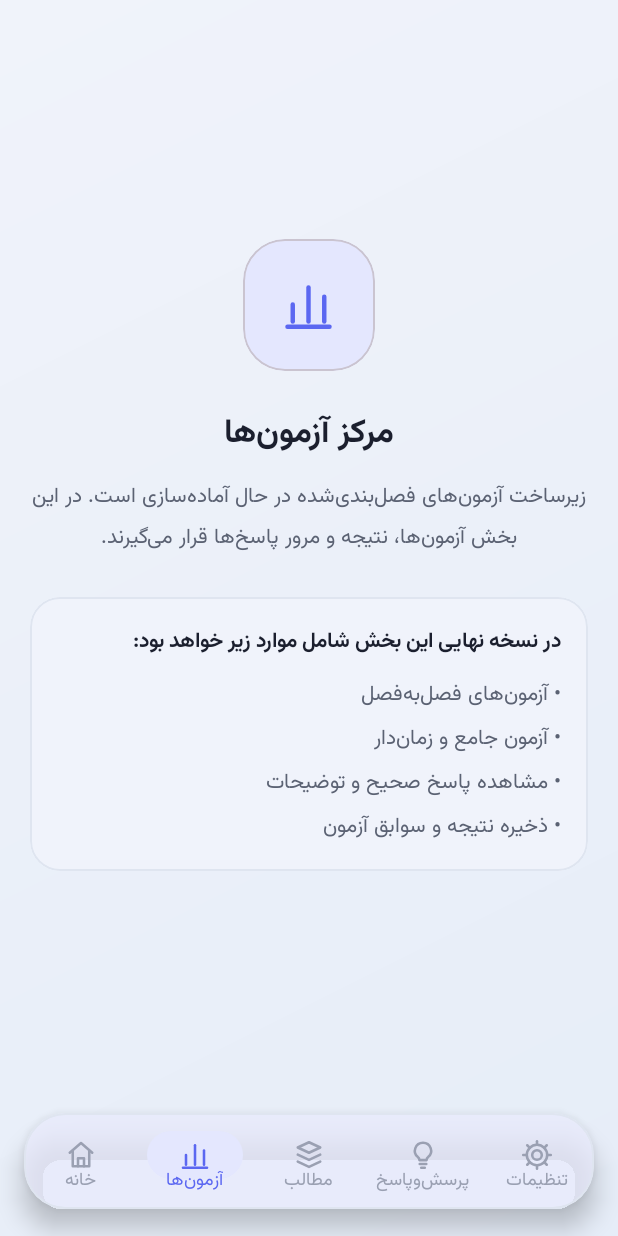
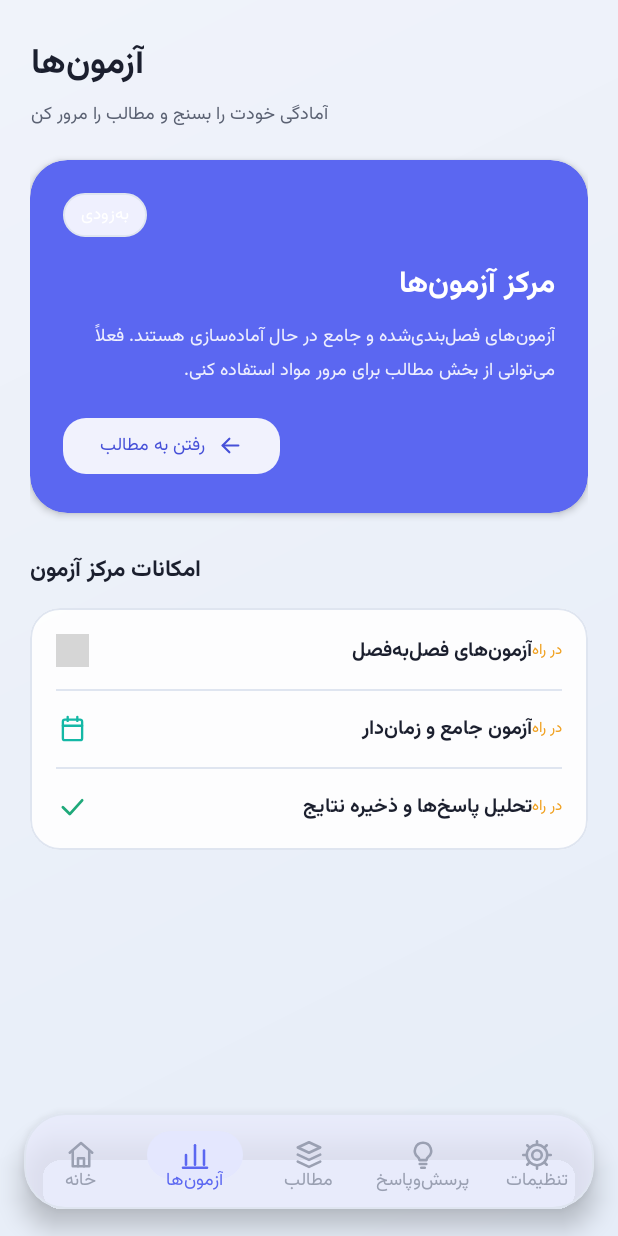
Before and after one commit to TheVrisky/irtax, an Android app built with Jetpack Compose: the screen it shows after launch (MainActivity), item 2 of the bottom bar chosen, on a phone screen of 412 x 824 dp. Run offline under Robolectric (Android 15) with nearby library versions, the phone set to English and light mode, and no system bars; grey boxes are pictures that could not be loaded.

Commit message:
Redesign exams landing page

```diff
--- a/app/src/main/res/layout/fragment_exams.xml
+++ b/app/src/main/res/layout/fragment_exams.xml
@@ -1,88 +1,197 @@
 <?xml version="1.0" encoding="utf-8"?>
-<ScrollView xmlns:android="http://schemas.android.com/apk/res/android"
+<androidx.core.widget.NestedScrollView
+    xmlns:android="http://schemas.android.com/apk/res/android"
     xmlns:app="http://schemas.android.com/apk/res-auto"
     android:layout_width="match_parent"
     android:layout_height="match_parent"
     android:fillViewport="true"
-    android:paddingStart="20dp"
-    android:paddingTop="28dp"
-    android:paddingEnd="20dp"
-    android:paddingBottom="112dp">
-
+    android:scrollbars="none">
     <LinearLayout
         android:layout_width="match_parent"
-        android:layout_height="match_parent"
-        android:gravity="center"
-        android:orientation="vertical">
-
-        <com.google.android.material.card.MaterialCardView
-            android:layout_width="88dp"
-            android:layout_height="88dp"
-            app:cardBackgroundColor="@color/primary_container"
-            app:cardCornerRadius="28dp"
-            app:cardElevation="0dp">
-
-            <ImageView
-                android:layout_width="42dp"
-                android:layout_height="42dp"
-                android:layout_gravity="center"
-                android:contentDescription="@string/exams_title"
-                android:src="@drawable/ic_stats"
-                app:tint="@color/primary" />
-        </com.google.android.material.card.MaterialCardView>
-
+        android:layout_height="wrap_content"
+        android:orientation="vertical"
+        android:paddingHorizontal="20dp"
+        android:paddingTop="24dp"
+        android:paddingBottom="130dp">
+        <TextView
+            style="@style/Text.irtax.Headline"
+            android:layout_width="wrap_content"
+            android:layout_height="wrap_content"
+            android:text="@string/exams_title" />
         <TextView
             android:layout_width="wrap_content"
             android:layout_height="wrap_content"
-            android:layout_marginTop="24dp"
-            android:text="@string/exams_coming_title"
-            android:textColor="@color/text_primary"
-            android:textSize="22sp"
-            android:textStyle="bold" />
-
-        <TextView
-            android:layout_width="match_parent"
-            android:layout_height="wrap_content"
-            android:layout_marginTop="12dp"
-            android:gravity="center"
-            android:lineSpacingExtra="5dp"
-            android:text="@string/exams_coming_body"
+            android:layout_marginTop="4dp"
+            android:text="آمادگی خودت را بسنج و مطالب را مرور کن"
             android:textColor="@color/text_secondary"
-            android:textSize="14sp" />
+            android:textSize="12sp" />
 
         <com.google.android.material.card.MaterialCardView
             android:layout_width="match_parent"
             android:layout_height="wrap_content"
-            android:layout_marginTop="28dp"
-            app:cardBackgroundColor="@color/surface_tinted"
+            android:layout_marginTop="20dp"
+            app:cardBackgroundColor="@color/hero_gradient_start"
+            app:cardCornerRadius="25dp"
+            app:cardElevation="3dp"
+            app:strokeWidth="0dp">
+            <LinearLayout
+                android:layout_width="match_parent"
+                android:layout_height="wrap_content"
+                android:orientation="vertical"
+                android:padding="22dp">
+                <TextView
+                    android:layout_width="wrap_content"
+                    android:layout_height="wrap_content"
+                    android:background="@drawable/bg_chip_glass"
+                    android:paddingHorizontal="12dp"
+                    android:paddingVertical="5dp"
+                    android:text="به‌زودی"
+                    android:textColor="@color/on_primary"
+                    android:textSize="11sp" />
+                <TextView
+                    android:layout_width="match_parent"
+                    android:layout_height="wrap_content"
+                    android:layout_marginTop="15dp"
+                    android:text="@string/exams_coming_title"
+                    android:textColor="@color/on_primary"
+                    android:textSize="20sp"
+                    android:textStyle="bold" />
+                <TextView
+                    android:layout_width="match_parent"
+                    android:layout_height="wrap_content"
+                    android:layout_marginTop="7dp"
+                    android:lineSpacingExtra="4dp"
+                    android:text="آزمون‌های فصل‌بندی‌شده و جامع در حال آماده‌سازی هستند. فعلاً می‌توانی از بخش مطالب برای مرور مواد استفاده کنی."
+                    android:textColor="@color/on_primary"
+                    android:alpha="0.9"
+                    android:textSize="12sp" />
+                <com.google.android.material.button.MaterialButton
+                    android:id="@+id/btn_exams_explore"
+                    android:layout_width="wrap_content"
+                    android:layout_height="45dp"
+                    android:layout_marginTop="17dp"
+                    android:text="رفتن به مطالب"
+                    android:textColor="@color/primary_deep"
+                    android:textSize="12sp"
+                    app:backgroundTint="@color/on_primary"
+                    app:cornerRadius="15dp"
+                    app:icon="@drawable/ic_arrow_start"
+                    app:iconGravity="textEnd"
+                    app:iconTint="@color/primary_deep" />
+            </LinearLayout>
+        </com.google.android.material.card.MaterialCardView>
+
+        <TextView
+            style="@style/Text.irtax.Title"
+            android:layout_width="wrap_content"
+            android:layout_height="wrap_content"
+            android:layout_marginTop="25dp"
+            android:text="امکانات مرکز آزمون"
+            android:textSize="15sp" />
+
+        <com.google.android.material.card.MaterialCardView
+            android:layout_width="match_parent"
+            android:layout_height="wrap_content"
+            android:layout_marginTop="12dp"
+            app:cardBackgroundColor="@color/surface_glass_strong"
             app:cardCornerRadius="20dp"
             app:cardElevation="0dp"
             app:strokeColor="@color/outline"
             app:strokeWidth="1dp">
-
             <LinearLayout
                 android:layout_width="match_parent"
                 android:layout_height="wrap_content"
                 android:orientation="vertical"
-                android:padding="18dp">
-
-                <TextView
+                android:padding="17dp">
+                <LinearLayout
                     android:layout_width="match_parent"
                     android:layout_height="wrap_content"
-                    android:text="در نسخه نهایی این بخش شامل موارد زیر خواهد بود:"
-                    android:textColor="@color/text_primary"
-                    android:textSize="14sp"
-                    android:textStyle="bold" />
-
-                <TextView
+                    android:gravity="center_vertical"
+                    android:orientation="horizontal">
+                    <ImageView
+                        android:layout_width="22dp"
+                        android:layout_height="22dp"
+                        android:src="@drawable/ic_exam"
+                        app:tint="@color/primary" />
+                    <TextView
+                        android:layout_width="0dp"
+                        android:layout_height="wrap_content"
+                        android:layout_marginStart="11dp"
+                        android:layout_weight="1"
+                        android:text="آزمون‌های فصل‌به‌فصل"
+                        android:textColor="@color/text_primary"
+                        android:textSize="13sp"
+                        android:textStyle="bold" />
+                    <TextView
+                        android:layout_width="wrap_content"
+                        android:layout_height="wrap_content"
+                        android:text="در راه"
+                        android:textColor="@color/warning"
+                        android:textSize="10sp" />
+                </LinearLayout>
+                <View
+                    android:layout_width="match_parent"
+                    android:layout_height="1dp"
+                    android:layout_marginVertical="14dp"
+                    android:background="@color/outline" />
+                <LinearLayout
                     android:layout_width="match_parent"
                     android:layout_height="wrap_content"
-                    android:layout_marginTop="12dp"
-                    android:lineSpacingExtra="7dp"
-                    android:text="• آزمون‌های فصل‌به‌فصل&#10;• آزمون جامع و زمان‌دار&#10;• مشاهده پاسخ صحیح و توضیحات&#10;• ذخیره نتیجه و سوابق آزمون"
-                    android:textColor="@color/text_secondary"
-                    android:textSize="14sp" />
+                    android:gravity="center_vertical"
+                    android:orientation="horizontal">
+                    <ImageView
+                        android:layout_width="22dp"
+                        android:layout_height="22dp"
+                        android:src="@drawable/ic_calendar"
+                        app:tint="@color/secondary" />
+                    <TextView
+                        android:layout_width="0dp"
+                        android:layout_height="wrap_content"
+                        android:layout_marginStart="11dp"
+                        android:layout_weight="1"
+                        android:text="آزمون جامع و زمان‌دار"
+                        android:textColor="@color/text_primary"
+                        android:textSize="13sp"
+                        android:textStyle="bold" />
+                    <TextView
+                        android:layout_width="wrap_content"
+                        android:layout_height="wrap_content"
+                        android:text="در راه"
+                        android:textColor="@color/warning"
+                        android:textSize="10sp" />
+                </LinearLayout>
+                <View
+                    android:layout_width="match_parent"
+                    android:layout_height="1dp"
+                    android:layout_marginVertical="14dp"
+                    android:background="@color/outline" />
+                <LinearLayout
+                    android:layout_width="match_parent"
+                    android:layout_height="wrap_content"
+                    android:gravity="center_vertical"
+                    android:orientation="horizontal">
+                    <ImageView
+                        android:layout_width="22dp"
+                        android:layout_height="22dp"
+                        android:src="@drawable/ic_check"
+                        app:tint="@color/success" />
+                    <TextView
+                        android:layout_width="0dp"
+                        android:layout_height="wrap_content"
+                        android:layout_marginStart="11dp"
+                        android:layout_weight="1"
+                        android:text="تحلیل پاسخ‌ها و ذخیره نتایج"
+                        android:textColor="@color/text_primary"
+                        android:textSize="13sp"
+                        android:textStyle="bold" />
+                    <TextView
+                        android:layout_width="wrap_content"
+                        android:layout_height="wrap_content"
+                        android:text="در راه"
+                        android:textColor="@color/warning"
+                        android:textSize="10sp" />
+                </LinearLayout>
             </LinearLayout>
         </com.google.android.material.card.MaterialCardView>
     </LinearLayout>
-</ScrollView>
+</androidx.core.widget.NestedScrollView>
```
